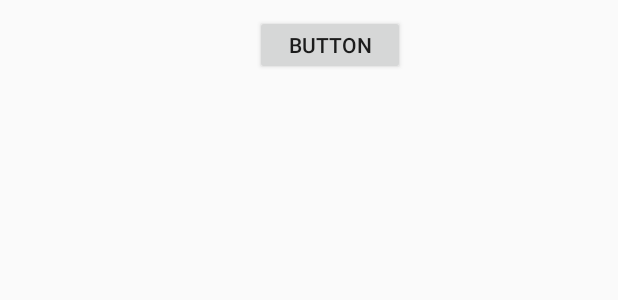
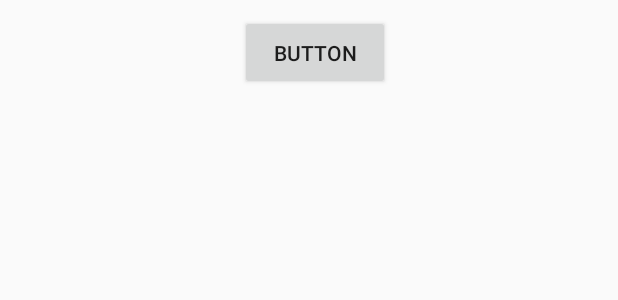
Before and after one commit to doggvalera/chrisevatt, an Android app: the layout child_view.xml on its own in the app's theme, with its tools: preview values and no code run, on a phone screen of 412 x 824 dp. Shown: the top 300 px of the screen. Run offline under Robolectric (Android 15) with nearby library versions, the phone set to English and light mode, and no system bars.

Commit message:
Initial commit

```diff
--- a/app/src/main/res/layout/child_view.xml
+++ b/app/src/main/res/layout/child_view.xml
@@ -5,15 +5,15 @@
     <TextView
         android:id="@+id/textChild"
         android:layout_width="wrap_content"
-        android:layout_height="40dp"
-        android:layout_marginLeft="20dp"
-        android:layout_marginTop="20dp"
+        android:layout_height="wrap_content"
+        android:layout_marginLeft="10dp"
+        android:layout_marginTop="10dp"
         android:textColor="@android:color/white"
         />
     <Button
         android:id="@+id/buttonChild"
         android:layout_width="100dp"
-        android:layout_height="40dp"
+        android:layout_height="50dp"
         android:layout_marginLeft="150dp"
         android:layout_marginTop="10dp"
         android:text="Button"
```
Also changed, not shown: app/src/main/java/com/example/app/Informations.java (+27 -7 lines).
